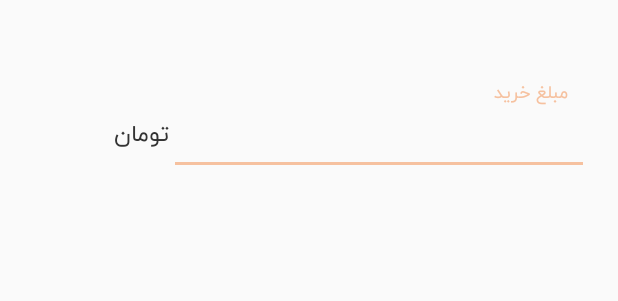
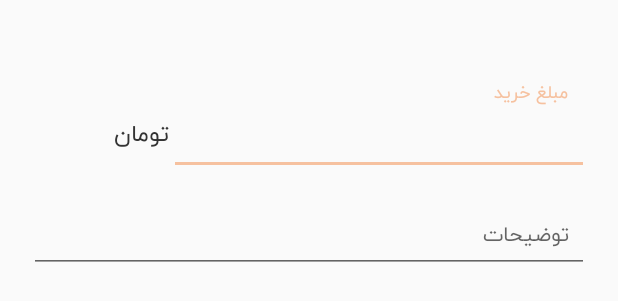
Before and after one commit to amingoli-com/CustomerClub, an Android app: the layout content_dialog_add_order.xml on its own in the app's theme, with its tools: preview values and no code run, on a phone screen of 412 x 824 dp. Shown: the top 301 px of the screen. Run offline under Robolectric (Android 15) with nearby library versions, the phone set to English and light mode, and no system bars.

Commit message:
fix by db

```diff
--- a/app/src/main/java/amingoli/meshkatgallery/coustomerclub/activity/TicketResultActivity.java
+++ b/app/src/main/java/amingoli/meshkatgallery/coustomerclub/activity/TicketResultActivity.java
@@ -139,6 +139,7 @@ public class TicketResultActivity extends AppCompatActivity {
     private void addOrder(final String date){
         View view = View.inflate(this, R.layout.content_dialog_add_order, null);
         final EditText orderPrice = view.findViewById(R.id.order_price);
+        final EditText order_desc = view.findViewById(R.id.order_desc);
         final TextView date_picker = view.findViewById(R.id.date_picker);
         date_picker.setText(Tools.getFormattedDateSimple(Long.valueOf(date)));
         orderPrice.addTextChangedListener(new NumberTextWatcher(orderPrice));
@@ -150,7 +151,7 @@ public class TicketResultActivity extends AppCompatActivity {
                 .setPositiveButton("ثبت", new DialogInterface.OnClickListener() {
                     public void onClick(DialogInterface dialog, int id) {
                         if (getTextEditText(orderPrice).length()>=2 && !getTextEditText(orderPrice).startsWith("0")){
-                            Query.insert_order(writeDatabase,date,getTextEditText(orderPrice),barcode);
+                            Query.insert_order(writeDatabase,date,getTextEditText(orderPrice),barcode,getTextEditText(order_desc));
                             Toast.makeText(TicketResultActivity.this, getTextEditText(orderPrice), Toast.LENGTH_SHORT).show();
                             searchBarcode();
                         }else {
--- a/app/src/main/res/layout/content_dialog_add_order.xml
+++ b/app/src/main/res/layout/content_dialog_add_order.xml
@@ -51,5 +51,20 @@
 
     </LinearLayout>
 
+    <com.google.android.material.textfield.TextInputLayout
+        android:layout_width="match_parent"
+        android:layout_height="wrap_content">
+        <EditText
+            android:id="@+id/order_desc"
+            android:padding="@dimen/_10sdp"
+            android:layout_width="match_parent"
+            android:layout_height="wrap_content"
+            android:hint="@string/desc"
+            android:textAppearance="@style/TextAppearance.MaterialComponents.Body2"
+            android:inputType="textLongMessage"
+            android:maxLength="500"
+            android:maxLines="5"/>
+    </com.google.android.material.textfield.TextInputLayout>
+
 
 </LinearLayout>
--- a/app/src/main/res/layout/content_dialog_add_qrcode.xml
+++ b/app/src/main/res/layout/content_dialog_add_qrcode.xml
@@ -44,7 +44,7 @@
             android:layout_height="wrap_content"
             android:hint="@string/desc"
             android:textAppearance="@style/TextAppearance.MaterialComponents.Body2"
-            android:inputType="text"
+            android:inputType="textLongMessage"
             android:maxLines="7"
             android:maxLength="300" />
     </com.google.android.material.textfield.TextInputLayout>
```
Also changed, not shown: app/src/main/java/amingoli/meshkatgallery/coustomerclub/util/database/Query.java (+7 -7 lines), app/src/main/assets/databases/data_mgcc.db (added).
